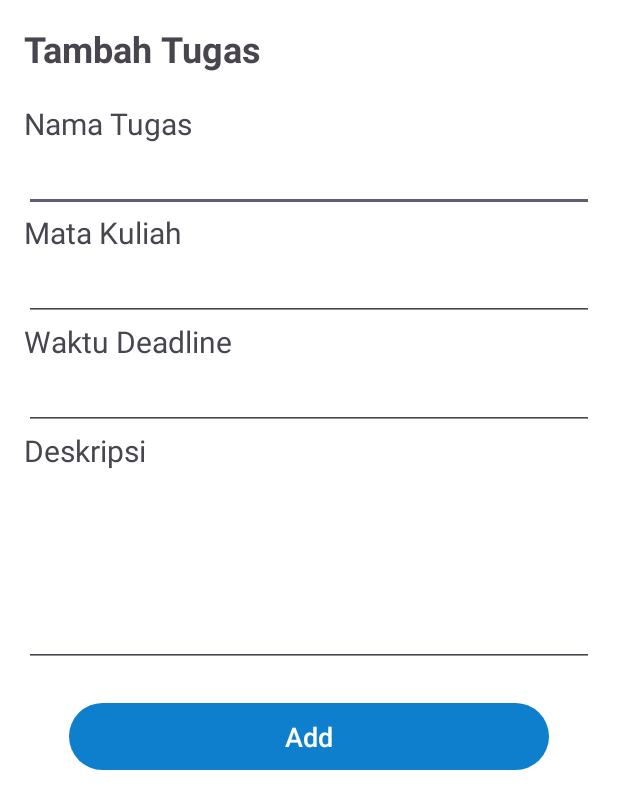
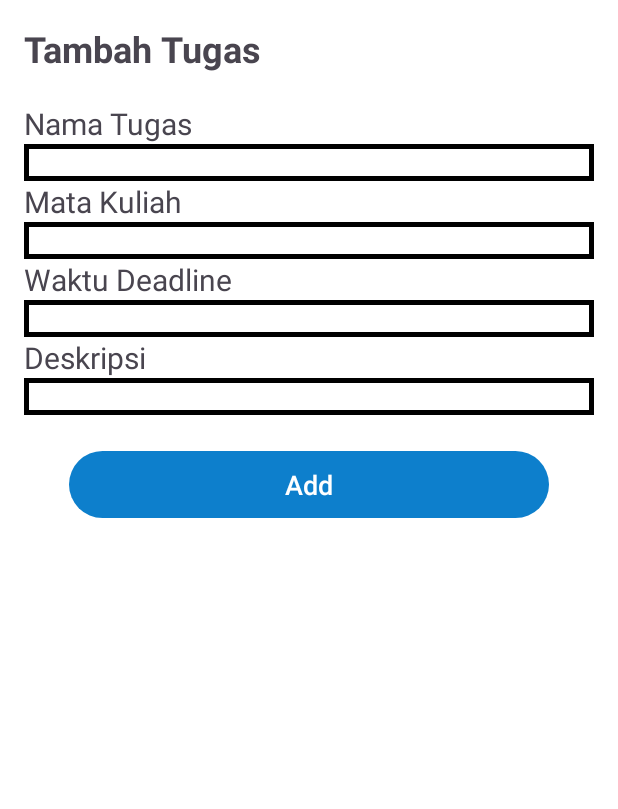
Before and after one commit to Imamh28/tubes_praktikum_mobile, an Android app: the AddActivity screen opened directly, with no data from a screen before it, on a phone screen of 412 x 824 dp. Shown: the top 809 px of the screen. Run offline under Robolectric (Android 15) with nearby library versions, the phone set to English and light mode, and no system bars.

Commit message:
ubah tampilan

```diff
--- /dev/null
+++ b/app/src/main/res/drawable/border.xml
@@ -0,0 +1,11 @@
+<?xml version="1.0" encoding="utf-8"?>
+<shape xmlns:android="http://schemas.android.com/apk/res/android"
+    android:shape="rectangle">
+
+    <stroke
+        android:width="3dp"
+        android:color="@color/black"
+        android:height="8dp"/>
+
+
+</shape>
--- a/app/src/main/res/layout/activity_add.xml
+++ b/app/src/main/res/layout/activity_add.xml
@@ -21,45 +21,49 @@
         android:layout_height="wrap_content"
         android:text="Nama Tugas"
         android:textSize="20sp"/>
+
     <EditText
         android:id="@+id/edt_name"
         android:layout_width="match_parent"
         android:layout_height="wrap_content"
-        android:lines="1" />
+        android:background="@drawable/border" />
 
     <TextView
         android:layout_width="match_parent"
         android:layout_height="wrap_content"
         android:text="Mata Kuliah"
         android:textSize="20sp"/>
+
     <EditText
         android:id="@+id/edt_continent"
         android:layout_width="match_parent"
         android:layout_height="wrap_content"
-        android:lines="1" />
+        android:background="@drawable/border" />
 
     <TextView
         android:layout_width="match_parent"
         android:layout_height="wrap_content"
         android:text="Waktu Deadline"
         android:textSize="20sp"/>
+
     <EditText
         android:id="@+id/edt_population"
         android:layout_width="match_parent"
         android:layout_height="wrap_content"
-        android:inputType="number"
-        android:lines="1" />
+        android:background="@drawable/border"
+        android:inputType="number" />
 
     <TextView
         android:layout_width="match_parent"
         android:layout_height="wrap_content"
         android:text="Deskripsi"
-        android:textSize="20sp"/>
+        android:textSize="20sp" />
+
     <EditText
         android:id="@+id/edt_description"
         android:layout_width="match_parent"
         android:layout_height="wrap_content"
-        android:lines="5" />
+        android:background="@drawable/border"/>
 
     <Button
         android:id="@+id/btn_add"
```
Also changed, not shown: app/src/main/res/layout/activity_detail.xml (+4 -5 lines), app/src/main/res/layout/country_item.xml (+4 -4 lines).
